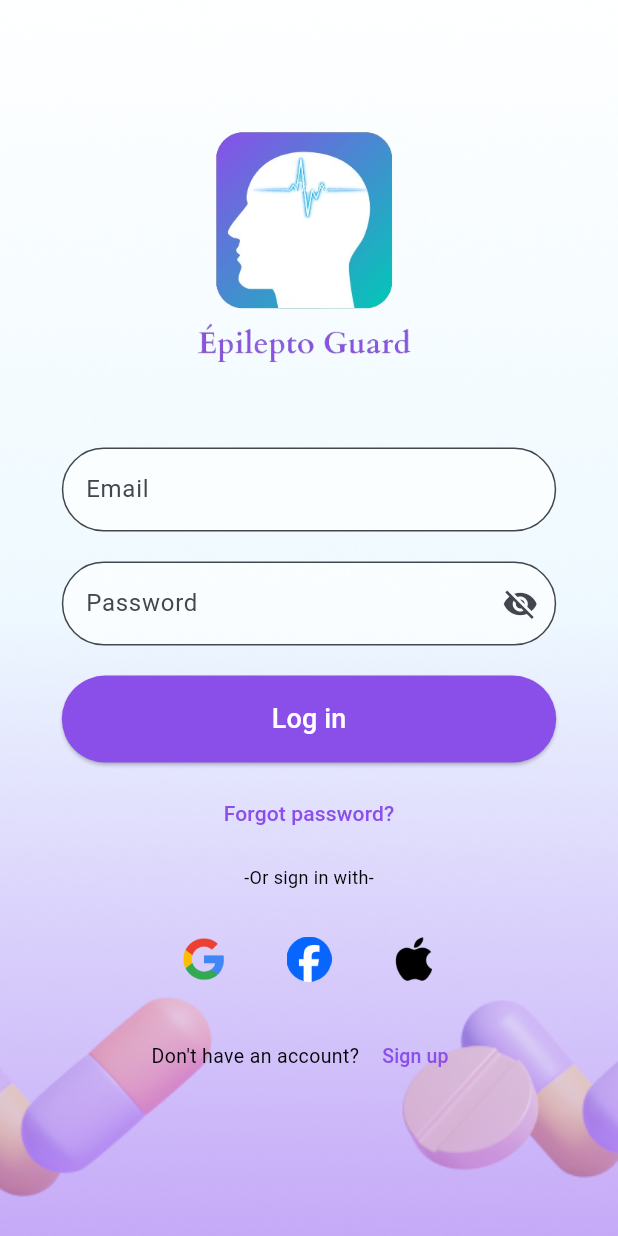
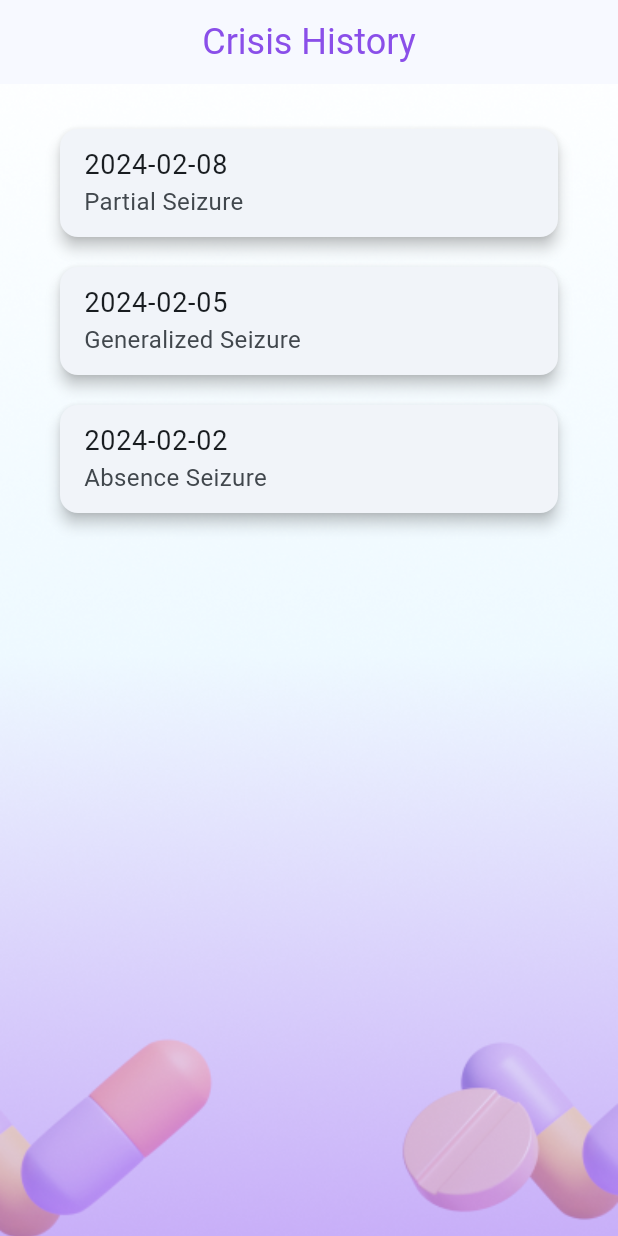
Before and after one commit to DevDreamPIM/Flutter, a Flutter app: the screen it shows after launch, on a phone screen of 412 x 824 dp. Run offline on Flutter 3.47's test engine with Material 3 defaults, Android fonts, the phone set to English and light mode, and no system bars; our stand-ins replace flutter_rating_bar, table_calendar, weather.

Commit message:
interfaces:crises/form/historique

```diff
--- /dev/null
+++ b/lib/Models/crise.dart
@@ -0,0 +1,17 @@
+class Crisis {
+  final String date;
+  final String startTime;
+  final String endTime;
+  final String duration;
+  final String type;
+  final String location;
+
+  Crisis({
+    required this.date,
+    required this.startTime,
+    required this.endTime,
+    required this.duration,
+    required this.type,
+    required this.location,
+  });
+}
--- /dev/null
+++ b/lib/Screens/Crise/historiqueCrise.dart
@@ -0,0 +1,81 @@
+import 'package:epilepto_guard/Screens/Crise/detailCrise.dart';
+import 'package:flutter/material.dart';
+import 'package:epilepto_guard/Models/crise.dart';
+
+class CrisisHistoryScreen extends StatelessWidget {
+  final List<Crisis> crises = [
+    Crisis(
+        date: '2024-02-08',
+        startTime: '09:00',
+        endTime: '09:30',
+        duration: '00:30',
+        type: 'Partial Seizure',
+        location: 'Home'),
+    Crisis(
+        date: '2024-02-05',
+        startTime: '12:00',
+        endTime: '12:15',
+        duration: '00:15',
+        type: 'Generalized Seizure',
+        location: 'School'),
+    Crisis(
+        date: '2024-02-02',
+        startTime: '18:00',
+        endTime: '18:05',
+        duration: '00:05',
+        type: 'Absence Seizure',
+        location: 'Park'),
+  ];
+
+  @override
+  Widget build(BuildContext context) {
+    return Scaffold(
+      appBar: AppBar(
+        title: Text(
+          'Crisis History',
+          style: TextStyle(
+            color: const Color(0xFF8A4FE9),
+            fontSize: 24.0,
+          ),
+        ),
+        centerTitle: true,
+      ),
+      body: Container(
+        padding: EdgeInsets.all(20.0),
+        decoration: BoxDecoration(
+          image: DecorationImage(
+            image: AssetImage('assets/images/background/login.png'),
+            fit: BoxFit.cover,
+          ),
+        ),
+        child: ListView.builder(
+          itemCount: crises.length,
+          itemBuilder: (BuildContext context, int index) {
+            return Card(
+              elevation: 4, // Ajouter une ombre
+              margin: EdgeInsets.symmetric(vertical: 10, horizontal: 20),
+              child: ListTile(
+                title: Text(
+                  crises[index].date,
+                  style: TextStyle(fontSize: 18.0),
+                ),
+                subtitle: Text(
+                  crises[index].type,
+                  style: TextStyle(fontSize: 16.0),
+                ),
+                onTap: () {
+                  Navigator.push(
+                    context,
+                    MaterialPageRoute(
+                      builder: (context) => CrisisDetailScreen(crises[index]),
+                    ),
+                  );
+                },
+              ),
+            );
+          },
+        ),
+      ),
+    );
+  }
+}
```
Also changed, not shown: lib/Screens/Crise/detailCrise.dart (added, +112 -0 lines), lib/Screens/Crise/postCriseFormulaire.dart (added, +219 -0 lines), lib/Screens/splashScreen.dart (+8 -2 lines), pubspec.yaml (+3 -5 lines), pubspec.lock.
